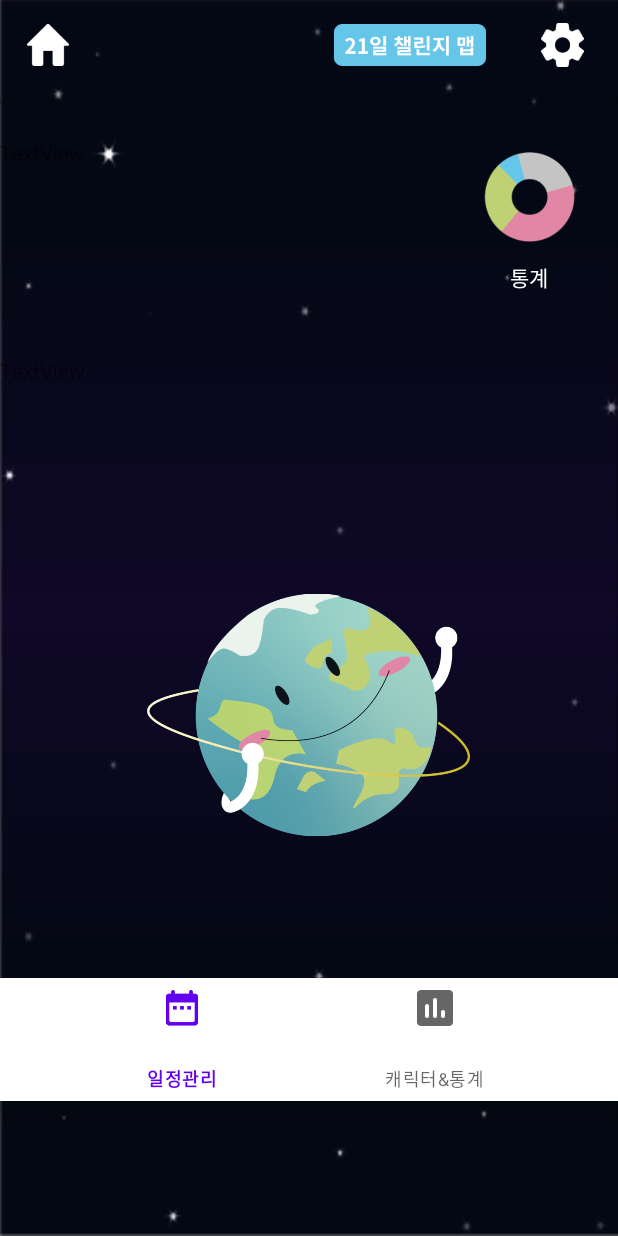
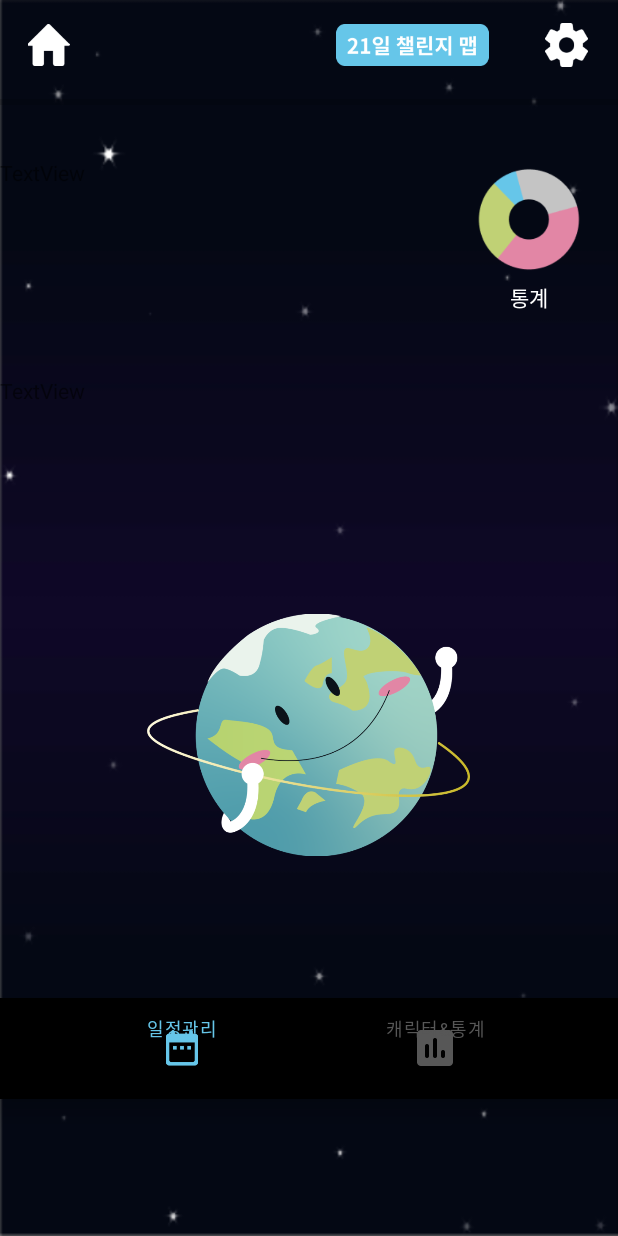
Before and after one commit to bee-p/Plan-et, an Android app: the fragment Character shown on its own in the app's theme, on a phone screen of 412 x 824 dp. Run offline under Robolectric (Android 15) with nearby library versions, the phone set to English and light mode, and no system bars.

Commit message:
Fix: 캐릭터 화면/하단 네비게이션 바 수정
** 캐릭터 화면 **

- 통계 아이콘의 여백이 커 통계 글씨와 너무 동떨어져 보이는 현상 발생,
  아이콘을 기존보다 더 여백이 없는 아이콘으로 교체함.

** 하단 네비게이션 바 수정 **

- 해당 탭이 체크 되었을 때 / 체크되지 않았을 때의 색 지정, 배경 색 수정함.
- 폰트 적용..하긴 했으나 잘 적용된 건지는 테스트 필요(추후 수정)
- 하단 네비게이션이 들어가는 화면들에 수정된 코드 적용함

```diff
--- /dev/null
+++ b/app/src/main/res/drawable/menu_selector_color.xml
@@ -0,0 +1,5 @@
+<?xml version="1.0" encoding="utf-8"?>
+<selector xmlns:android="http://schemas.android.com/apk/res/android">
+    <item android:color="#66C6E9" android:state_checked="true" />
+    <item android:color="#575757" android:state_checked="false" />
+</selector>
--- a/app/src/main/res/layout/fragment_character.xml
+++ b/app/src/main/res/layout/fragment_character.xml
@@ -66,7 +66,7 @@
                 android:scaleType="fitCenter"
                 android:paddingVertical="15dp"
                 android:paddingHorizontal="16dp"
-                android:layout_marginRight="5dp"
+                android:layout_marginRight="2dp"
                 android:contentDescription="@string/temp"
                 android:background="@android:color/transparent"
                 app:srcCompat="@drawable/preference" />
@@ -80,7 +80,7 @@
 
         <Space
             android:layout_width="match_parent"
-            android:layout_height="16dp" />
+            android:layout_height="29dp" />
 
         <LinearLayout
             android:layout_width="match_parent"
@@ -113,7 +113,7 @@
                     android:background="@android:color/transparent"
                     android:contentDescription="@string/temp"
                     android:scaleType="fitCenter"
-                    app:srcCompat="@drawable/statistics" />
+                    app:srcCompat="@drawable/statistics_2" />
 
                 <TextView
                     android:id="@+id/textView4"
@@ -153,9 +153,13 @@
             android:layout_height="75dp" />
 
         <com.google.android.material.bottomnavigation.BottomNavigationView
+            android:theme="@style/Widget.BottomNavigationView"
+            android:layout_width="match_parent"
+            android:layout_height="67dp"
             app:menu="@menu/menu_resource_file"
-            android:layout_width="match_parent"
-            android:layout_height="82dp" />
+            app:backgroundTint="@color/black"
+            app:itemIconTint="@drawable/menu_selector_color"
+            app:itemTextColor="@drawable/menu_selector_color" />
 
 
     </LinearLayout>
--- a/app/src/main/res/menu/menu_resource_file.xml
+++ b/app/src/main/res/menu/menu_resource_file.xml
@@ -1,10 +1,12 @@
 <?xml version="1.0" encoding="utf-8"?>
-<menu xmlns:android="http://schemas.android.com/apk/res/android">
+<menu xmlns:android="http://schemas.android.com/apk/res/android"
+    xmlns:app="http://schemas.android.com/apk/res-auto">
     <item
         android:id="@+id/item_calender"
         android:enabled="true"
         android:icon="@drawable/calendar_menu"
-        android:title="일정관리" />
+        android:title="일정관리"
+         />
     <item
         android:id="@+id/item_character"
         android:enabled="true"
--- a/app/src/main/res/values/styles.xml
+++ b/app/src/main/res/values/styles.xml
@@ -8,4 +8,9 @@
 		<item name="colorAccent">@color/colorAccent</item>
 	</style>
 
+	<style name="Widget.BottomNavigationView"
+		parent="Widget.Design.BottomNavigationView">
+		<item name="fontFamily">@font/hykanb</item>
+	</style>
+
 </resources>
```
Also changed, not shown: app/src/main/res/layout/activity_main_act.xml (deleted, +0 -23 lines), app/src/main/res/layout/calender_day.xml (+5 -7 lines), app/src/main/res/layout/calenderhome.xml (+5 -7 lines), app/src/main/res/drawable/statistics_2.png (added), app/src/main/res/drawable/statistics_test.png (deleted), 1 other file.
